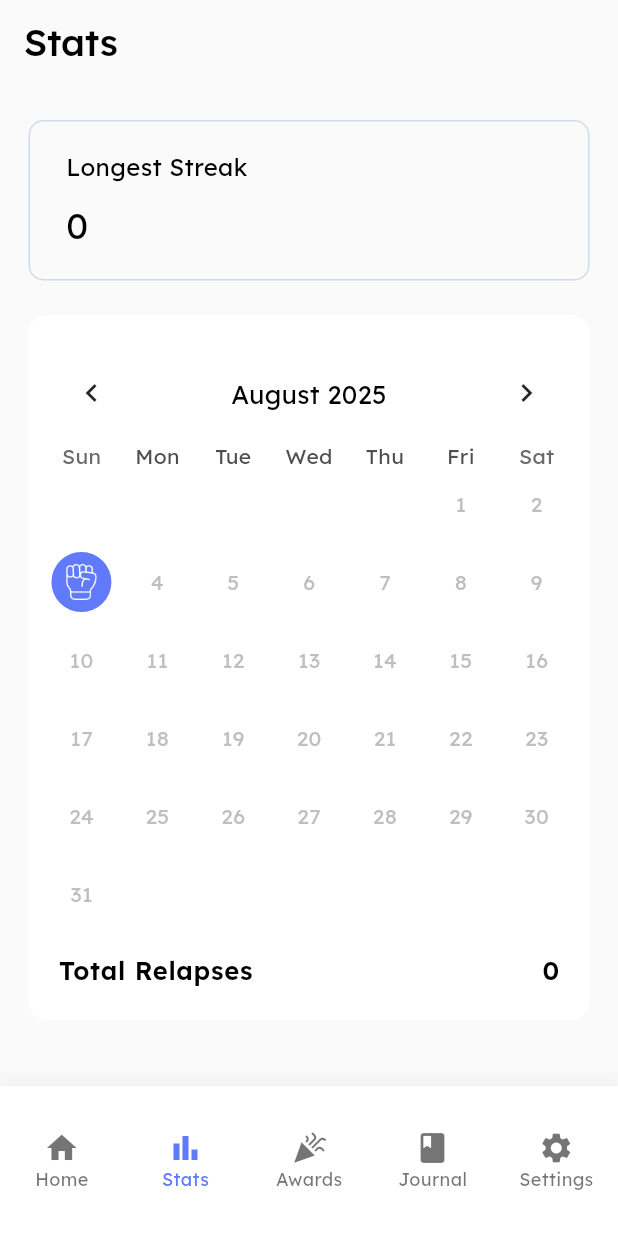
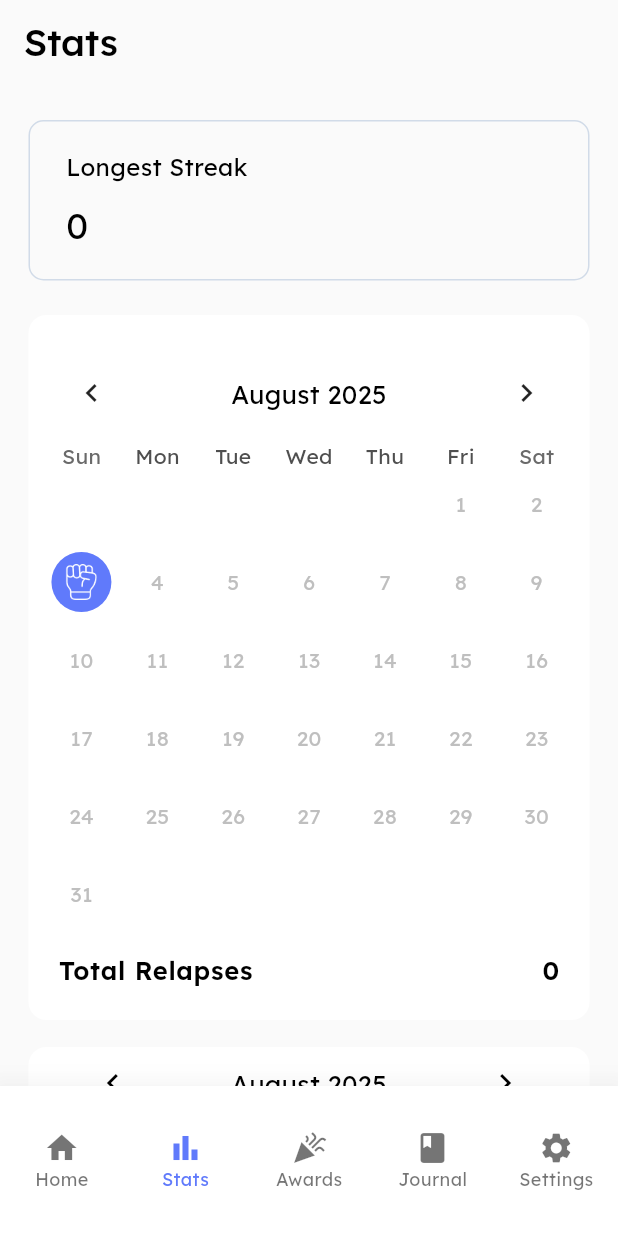
Before and after one commit to tech-qasim/handbrake, a Flutter app: the StatsScreen screen opened by its route, on a phone screen of 412 x 824 dp. Run offline on Flutter 3.47's test engine with Material 3 defaults, Android fonts, the phone set to English and light mode, and no system bars; drawn by our look-alikes of table_calendar; our stand-ins replace another_flutter_splash_screen, auto_route, bloc, drift, flutter_bloc, freezed_annotation and 3 more; accounts and stored records are empty; generated files the repository leaves out were written again.

Commit message:
worked on stats

```diff
--- a/lib/constants/extension_constants.dart
+++ b/lib/constants/extension_constants.dart
@@ -165,3 +165,8 @@ extension DaysToSecondsExtension on int {
 extension SecondsToDays on int {
   int get toWholeDays => (this / (24 * 60 * 60)).floor();
 }
+
+extension SpaceExtension on num {
+  SizedBox get height => SizedBox(height: toDouble());
+  SizedBox get width => SizedBox(width: toDouble());
+}
--- a/lib/constants/string_constants.dart
+++ b/lib/constants/string_constants.dart
@@ -1,3 +1,4 @@
+import 'package:handbrake/local_db/app_database.dart';
 import 'package:handbrake/models/award.dart';
 
 final String appName = 'Handbrake';
@@ -17,7 +18,7 @@ class SharedPrefStrings {
   static const String blessingCount = "blessingCount";
 }
 
-List<String> triggers = [
+List<String> triggersData = [
   'Boredom',
   'Stress',
   'Social Media',
--- a/lib/features/home/cubit/home_state.dart
+++ b/lib/features/home/cubit/home_state.dart
@@ -1,5 +1,6 @@
 import 'dart:async';
 
+import 'package:handbrake/constants/string_constants.dart';
 import 'package:handbrake/local_db/app_database.dart';
 
 class HomeState {
@@ -14,6 +15,7 @@ class HomeState {
   double urgeIntensity;
   int longestStreakinSeconds;
   int blessingCount;
+  List<String> triggers;
   HomeState({
     required this.relapses,
     required this.lastRelapseDate,
@@ -26,6 +28,7 @@ class HomeState {
     required this.urgeIntensity,
     required this.longestStreakinSeconds,
     required this.blessingCount,
+    required this.triggers,
   });
   factory HomeState.initial() {
     return HomeState(
@@ -40,6 +43,7 @@ class HomeState {
       firstRelapseDate: DateTime.now(),
       longestStreakinSeconds: 0,
       blessingCount: 0,
+      triggers: triggersData,
     );
   }
 
@@ -55,6 +59,7 @@ class HomeState {
     DateTime? firstRelapseDate,
     int? longestStreakinSeconds,
     int? blessingCount,
+    List<String>? triggers,
   }) {
     return HomeState(
       relapses: relapses ?? this.relapses,
@@ -74,6 +79,7 @@ class HomeState {
           longestStreakinSeconds ?? this.longestStreakinSeconds,
 
       blessingCount: blessingCount ?? this.blessingCount,
+      triggers: triggers ?? this.triggers,
     );
   }
 }
--- a/lib/features/stats/cubit/stats_state.dart
+++ b/lib/features/stats/cubit/stats_state.dart
@@ -5,11 +5,16 @@ class StatsState {
   final List<Relapse> relapseHistory;
   final DateTime focusedDate;
   final Map<String, List<Relapse>> relapseHistoryMap;
+  final DateTime chartSelectedDate;
+  final Map<String, int> triggerCountMap;
+
   StatsState({
     required this.selectedDate,
     required this.relapseHistory,
     required this.focusedDate,
     required this.relapseHistoryMap,
+    required this.chartSelectedDate,
+    required this.triggerCountMap,
   });
 
   StatsState copyWith({
@@ -17,12 +22,16 @@ class StatsState {
     List<Relapse>? relapseHistory,
     DateTime? focusedDate,
     Map<String, List<Relapse>>? relapseHistoryMap,
+    DateTime? chartSelectedDate,
+    Map<String, int>? triggerCountMap,
   }) {
     return StatsState(
       selectedDate: selectedDate ?? this.selectedDate,
       relapseHistory: relapseHistory ?? this.relapseHistory,
       focusedDate: focusedDate ?? this.focusedDate,
       relapseHistoryMap: relapseHistoryMap ?? this.relapseHistoryMap,
+      chartSelectedDate: chartSelectedDate ?? this.chartSelectedDate,
+      triggerCountMap: triggerCountMap ?? this.triggerCountMap,
     );
   }
 
@@ -32,6 +41,8 @@ class StatsState {
       relapseHistory: [],
       focusedDate: DateTime.now(),
       relapseHistoryMap: {},
+      chartSelectedDate: DateTime.now(),
+      triggerCountMap: {},
     );
   }
 }
--- a/lib/features/stats/screens/stats_screen.dart
+++ b/lib/features/stats/screens/stats_screen.dart
@@ -5,7 +5,9 @@ import 'package:flutter_bloc/flutter_bloc.dart';
 import 'package:handbrake/constants/extension_constants.dart';
 import 'package:handbrake/constants/string_constants.dart';
 import 'package:handbrake/features/home/cubit/home_cubit.dart';
+import 'package:handbrake/features/home/cubit/home_state.dart';
 import 'package:handbrake/features/stats/cubit/stats_cubit.dart';
+import 'package:handbrake/features/stats/widgets/relapse_reason_graph_widget.dart';
 import 'package:handbrake/features/stats/widgets/stats_card_widget.dart';
 import 'package:handbrake/routes/app_router.gr.dart';
 import 'package:handbrake/theme/app_colors.dart';
@@ -22,10 +24,111 @@ class StatsScreen extends StatefulWidget {
 class _StatsScreenState extends State<StatsScreen> {
   @override
   void initState() {
-    final date = "${DateTime.now().year}-${DateTime.now().month}";
-    context.read<StatsCubit>().getRelapseHistoryByMonth(date);
+    _loadStats();
     super.initState();
   }
+
+  Future<void> _loadStats() async {
+    final date = "${DateTime.now().year}-${DateTime.now().month}";
+    final statsCubit = context.read<StatsCubit>();
+
+    await statsCubit.getRelapseHistoryByMonth(date);
+    statsCubit.getTriggerCount();
+  }
+
+  @override
+  Widget build(BuildContext context) {
+    final chartSelectedDate = context.select<StatsCubit, DateTime>(
+      (cubit) => cubit.state.chartSelectedDate,
+    );
+
+    final firstRelapseTime = context.select<HomeCubit, DateTime>(
+      (cubit) => cubit.state.firstRelapseDate,
+    );
+
+    final relapseHistoryMap = context
+        .watch<StatsCubit>()
+        .state
+        .relapseHistoryMap;
+
+    final focusedDateMonthYear =
+        "${chartSelectedDate.year}-${chartSelectedDate.month}";
+
+    debugPrint(focusedDateMonthYear);
+    return Scaffold(
+      appBar: AppBar(
+        automaticallyImplyLeading: false,
+        title: Text('Stats', style: context.textTheme.displayLarge),
+      ),
+
+      body: SingleChildScrollView(
+        padding: const EdgeInsets.symmetric(horizontal: 15, vertical: 20),
+        child: Column(
+          mainAxisAlignment: MainAxisAlignment.start,
+          crossAxisAlignment: CrossAxisAlignment.start,
+          children: [
+            BlocBuilder<HomeCubit, HomeState>(
+              builder: (context, state) {
+                return StatsCardWidget(
+                  title: 'Longest Streak',
+                  subtitle: state.longestStreakinSeconds.toDays
+                      .toInt()
+                      .toString(),
+                );
+              },
+            ),
+            const SizedBox(height: 15),
+            const RelapseTableCalendarWidget(),
+            const SizedBox(height: 10),
+            Card(
+              color: AppColors.whiteColor,
+              elevation: 0,
+              child: Column(
+                children: [
+                  Row(
+                    mainAxisAlignment: MainAxisAlignment.center,
+                    children: [
+                      IconButton(
+                        onPressed: () {
+                          context.read<StatsCubit>().goToPreviousMonth(
+                            firstRelapseTime,
+                          );
+
+                          context.read<StatsCubit>().getTriggerCount();
+                        },
+                        icon: const Icon(Icons.chevron_left),
+                      ),
+                      55.width,
+                      Text(
+                        chartSelectedDate.toMonthYear(),
+                        style: context.textTheme.bodyMedium?.copyWith(
+                          fontSize: 17,
+                        ),
+                      ),
+                      55.width,
+                      IconButton(
+                        onPressed: () {
+                          context.read<StatsCubit>().goToNextMonth();
+
+                          context.read<StatsCubit>().getTriggerCount();
+                        },
+                        icon: const Icon(Icons.chevron_right),
+                      ),
+                    ],
+                  ),
+                  const RelapseReasonGraphWidget(),
+                ],
+              ),
+            ),
+          ],
+        ),
+      ),
+    );
+  }
+}
+
+class RelapseTableCalendarWidget extends StatelessWidget {
+  const RelapseTableCalendarWidget({super.key});
 
   @override
   Widget build(BuildContext context) {
@@ -52,35 +155,10 @@ class _StatsScreenState extends State<StatsScreen> {
             ?.length ??
         0;
 
-    final longestStreak = context
-        .watch<HomeCubit>()
-        .state
-        .longestStreakinSeconds;
-
-    return Scaffold(
-      appBar: AppBar(
-        automaticallyImplyLeading: false,
-        title: Text('Stats', style: context.textTheme.displayLarge),
-      ),
-
-      body: SingleChildScrollView(
-        padding: const EdgeInsets.symmetric(horizontal: 15, vertical: 20),
-        child: Column(
-          mainAxisAlignment: MainAxisAlignment.start,
-          crossAxisAlignment: CrossAxisAlignment.start,
-          children: [
-            StatsCardWidget(
-              title: 'Longest Streak',
-              subtitle: longestStreak.toDays.toInt().toString(),
-            ),
-            const SizedBox(height: 15),
-            Card(
+    return Card(
       elevation: 0,
       child: Padding(
-                padding: const EdgeInsets.symmetric(
-                  horizontal: 10,
-                  vertical: 20,
-                ),
+        padding: const EdgeInsets.symmetric(horizontal: 10, vertical: 20),
         child: Column(
           crossAxisAlignment: CrossAxisAlignment.start,
           children: [
@@ -116,9 +194,7 @@ class _StatsScreenState extends State<StatsScreen> {
                 if (relapseHistoryMap.containsKey(date)) {
                   return;
                 }
-                        context.read<StatsCubit>().getRelapseHistoryByMonth(
-                          date,
-                        );
+                context.read<StatsCubit>().getRelapseHistoryByMonth(date);
               },
               calendarBuilders: CalendarBuilders(
                 markerBuilder: (context, day, events) {
@@ -145,13 +221,8 @@ class _StatsScreenState extends State<StatsScreen> {
                     );
                   }
                   if (relapseHistoryMapByMonth.isNotEmpty) {
-                            for (
-                              int i = 0;
-                              i < relapseHistoryMapByMonth.length;
-                              i++
-                            ) {
-                              final indexedDay =
-                                  relapseHistoryMapByMonth[i].day;
+                    for (int i = 0; i < relapseHistoryMapByMonth.length; i++) {
+                      final indexedDay = relapseHistoryMapByMonth[i].day;
 
                       if (indexedDay == day.day) {
                         return GestureDetector(
@@ -167,8 +238,7 @@ class _StatsScreenState extends State<StatsScreen> {
                             child:
                                 Text(
                                   day.day.toString(),
-                                          style: context.textTheme.bodyMedium
-                                              ?.copyWith(
+                                  style: context.textTheme.bodyMedium?.copyWith(
                                     color: AppColors.whiteColor,
                                   ),
                                 ).circularIconContainer(
@@ -179,9 +249,23 @@ class _StatsScreenState extends State<StatsScreen> {
                       }
                     }
                   } else if (relapseHistoryMapByMonth.isEmpty) {
-                            return Center(child: Text(day.day.toString()));
+                    return Center(
+                      child: Text(
+                        day.day.toString(),
+                        style: context.textTheme.bodyMedium?.copyWith(
+                          color: AppColors.blackColor,
+                        ),
+                      ),
+                    );
                   } else {
-                            return Center(child: Text(day.day.toString()));
+                    return Center(
+                      child: Text(
+                        day.day.toString(),
+                        style: context.textTheme.bodyMedium?.copyWith(
+                          color: AppColors.blackColor,
+                        ),
+                      ),
+                    );
                   }
                   return null;
                 },
@@ -195,15 +279,11 @@ class _StatsScreenState extends State<StatsScreen> {
                 children: [
                   Text(
                     'Total Relapses',
-                            style: context.textTheme.bodyLarge?.copyWith(
-                              fontSize: 17,
-                            ),
+                    style: context.textTheme.bodyLarge?.copyWith(fontSize: 17),
                   ),
                   Text(
                     relapseCount.toString(),
-                            style: context.textTheme.bodyLarge?.copyWith(
-                              fontSize: 17,
-                            ),
+                    style: context.textTheme.bodyLarge?.copyWith(fontSize: 17),
                   ),
                 ],
               ),
@@ -211,16 +291,6 @@ class _StatsScreenState extends State<StatsScreen> {
           ],
         ),
       ),
-            ),
-            const SizedBox(height: 10),
-
-            // Text(
-            //   '${focusedDate.toMonthYear()} Stats',
-            //   style: context.textTheme.displayLarge?.copyWith(fontSize: 22),
-            // ),
-          ],
-        ),
-      ),
     );
   }
 }
--- a/lib/local_db/app_database.dart
+++ b/lib/local_db/app_database.dart
@@ -7,12 +7,13 @@ import 'package:handbrake/local_db/dao/relapse/relapse_dao.dart';
 import 'package:handbrake/local_db/tables/journals.dart';
 import 'package:handbrake/local_db/tables/relapses.dart';
 import 'package:handbrake/local_db/tables/stats.dart';
+import 'package:handbrake/local_db/tables/triggers.dart';
 import 'package:path/path.dart' as p;
 import 'package:path_provider/path_provider.dart';
 
 part 'app_database.g.dart';
 
-@DriftDatabase(tables: [Relapses, Journals, Stats])
+@DriftDatabase(tables: [Relapses, Journals, Stats, Triggers])
 class AppDatabase extends _$AppDatabase {
   AppDatabase() : super(_openConnection());
 
--- /dev/null
+++ b/lib/local_db/tables/triggers.dart
@@ -0,0 +1,6 @@
+import 'package:drift/drift.dart';
+
+class Triggers extends Table {
+  IntColumn get id => integer().autoIncrement()();
+  TextColumn get trigger => text()();
+}
--- a/pubspec.yaml
+++ b/pubspec.yaml
@@ -31,6 +31,7 @@ dependencies:
   intl: ^0.20.2
   table_calendar: ^3.2.0
   sqlite3_flutter_libs: ^0.5.37
+  collection: ^1.19.1
 
 dev_dependencies:
   flutter_test:
```
Also changed, not shown: lib/features/home/cubit/home_cubit.dart (+48 -11 lines), lib/features/home/screens/relapse_log/relapse_log_screen.dart (+70 -10 lines), lib/features/stats/cubit/stats_cubit.dart (+64 -2 lines), lib/features/stats/widgets/relapse_reason_graph_widget.dart (added, +99 -0 lines), lib/local_db/dao/relapse/relapse_dao.dart (+30 -3 lines), lib/local_db/app_database.g.dart, lib/local_db/dao/relapse/relapse_dao.g.dart, pubspec.lock. Lines whose indentation alone changed are shown as unchanged.
